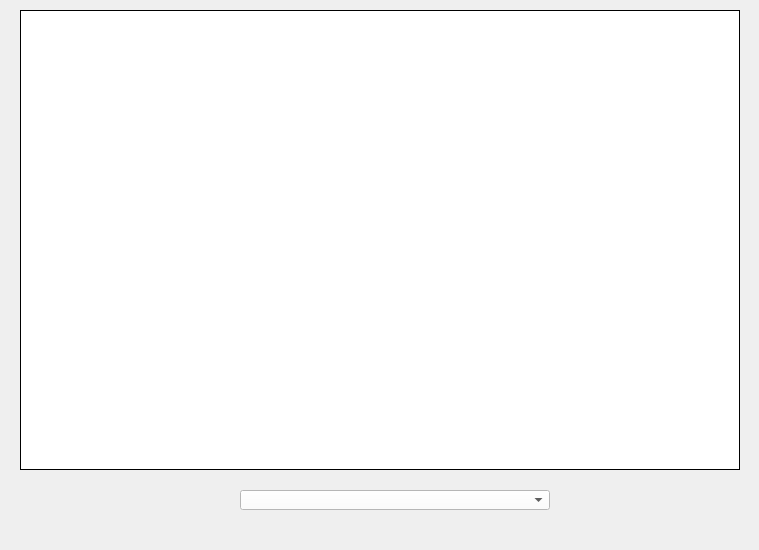
cnsuhao/explorer, file DataRequests.ui: the form before one commit.
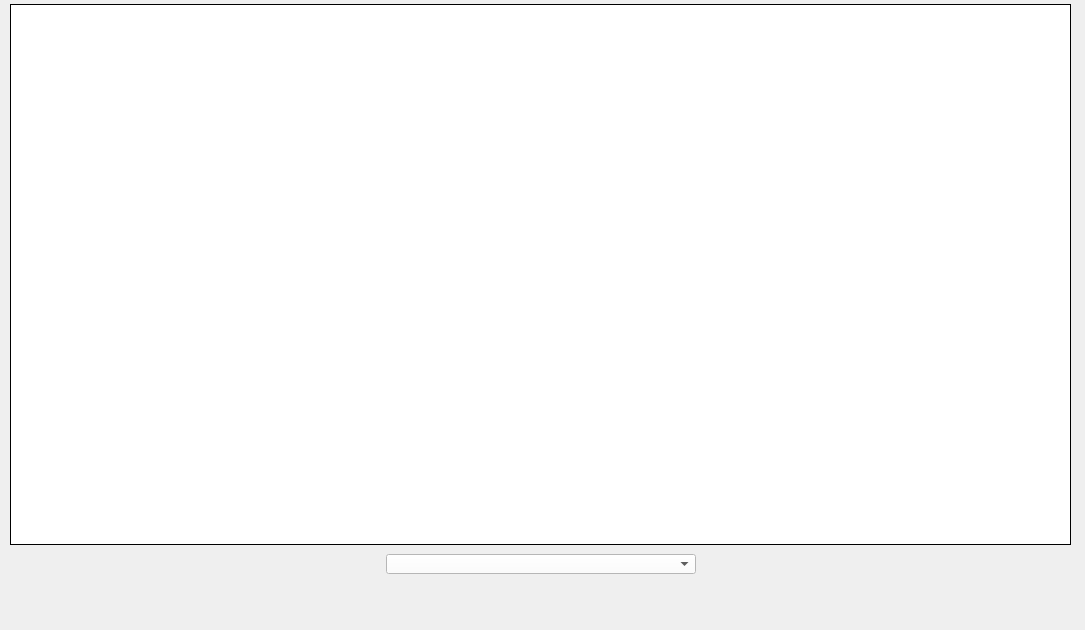
The form after the commit.

Diff of the .ui file:
```diff
--- a/DataRequests.ui
+++ b/DataRequests.ui
@@ -6,8 +6,8 @@
    <rect>
     <x>0</x>
     <y>0</y>
-    <width>759</width>
-    <height>550</height>
+    <width>1085</width>
+    <height>630</height>
    </rect>
   </property>
   <property name="sizePolicy">
@@ -18,14 +18,14 @@
   </property>
   <property name="minimumSize">
    <size>
-    <width>759</width>
-    <height>550</height>
+    <width>1085</width>
+    <height>630</height>
    </size>
   </property>
   <property name="maximumSize">
    <size>
-    <width>759</width>
-    <height>550</height>
+    <width>1085</width>
+    <height>630</height>
    </size>
   </property>
   <property name="features">
@@ -43,34 +43,39 @@
    </property>
    <property name="minimumSize">
     <size>
-     <width>760</width>
-     <height>550</height>
+     <width>1085</width>
+     <height>630</height>
     </size>
    </property>
    <property name="maximumSize">
     <size>
-     <width>760</width>
-     <height>550</height>
+     <width>1085</width>
+     <height>630</height>
     </size>
    </property>
    <widget class="QWidget" name="DataGraphWidget" native="true">
     <property name="geometry">
      <rect>
-      <x>20</x>
-      <y>10</y>
-      <width>720</width>
-      <height>460</height>
+      <x>10</x>
+      <y>4</y>
+      <width>1061</width>
+      <height>541</height>
      </rect>
     </property>
     <property name="styleSheet">
      <string notr="true">background: white; border: 1px solid black</string>
     </property>
+    <layout class="QHBoxLayout" name="horizontalLayout_2">
+     <item>
+      <layout class="QHBoxLayout" name="horizontalLayout"/>
+     </item>
+    </layout>
    </widget>
    <widget class="QComboBox" name="DataRequested">
     <property name="geometry">
      <rect>
-      <x>240</x>
-      <y>490</y>
+      <x>386</x>
+      <y>554</y>
       <width>310</width>
       <height>20</height>
      </rect>
```
